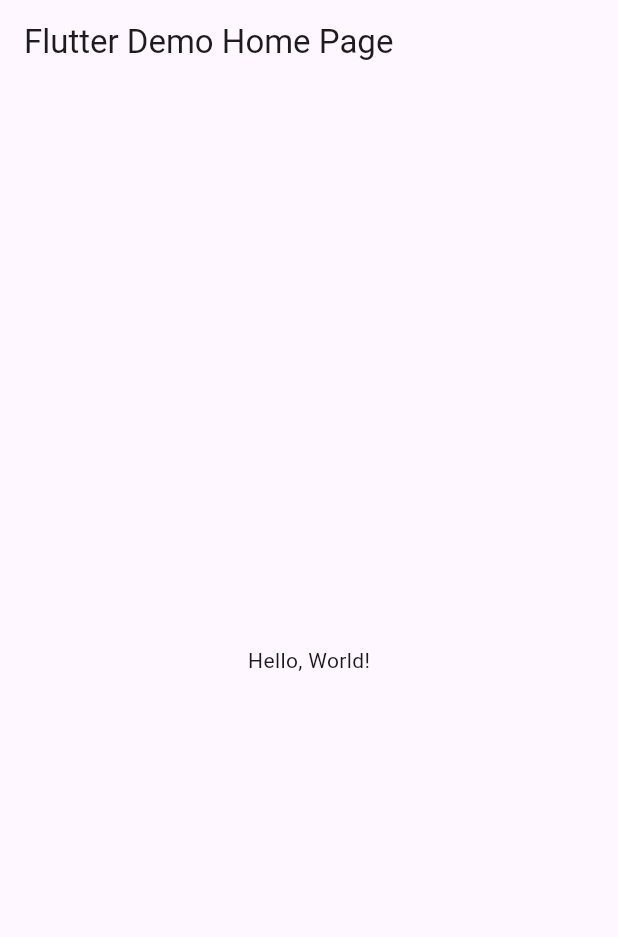
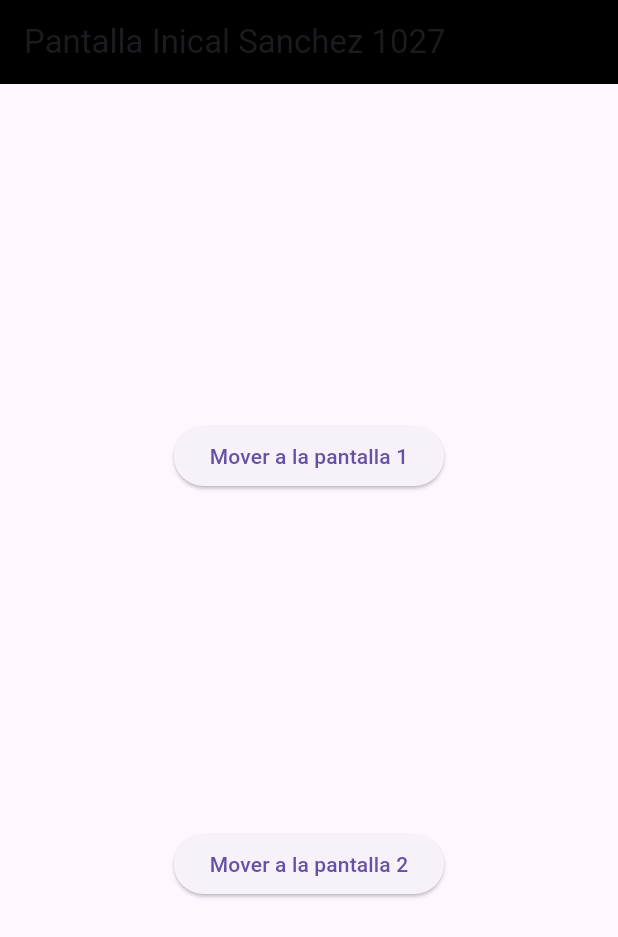
Before and after one commit to SanchezB128/p15_rutav2_1027, a Flutter app: the screen it shows after launch, on a phone screen of 412 x 824 dp. Shown: the top 937 px of the screen. Run offline on Flutter 3.47's test engine with Material 3 defaults, Android fonts, the phone set to English and light mode, and no system bars.

```diff
--- a/lib/main.dart
+++ b/lib/main.dart
@@ -1,43 +1,23 @@
 import 'package:flutter/material.dart';
+import 'package:sanchez1027/pantalla2_1027.dart';
+import 'package:sanchez1027/pantalla1_1027.dart';
+import 'package:sanchez1027/pantallainicial_1027.dart';
 
-void main() => runApp(MyApp());
+void main() => runApp(MiApp1027());
 
-class MyApp extends StatelessWidget {
-  const MyApp({super.key});
-  // This widget is the root of your application.
+class MiApp1027 extends StatelessWidget {
+  const MiApp1027({Key? key}) : super(key: key);
+
   @override
   Widget build(BuildContext context) {
     return MaterialApp(
-      // Application name
-      title: 'Flutter Hello World',
-      // Application theme data, you can set the colors for the application as
-      // you want
-      theme: ThemeData(
-        // useMaterial3: true,
-        primarySwatch: Colors.blue,
-      ),
-      // A widget which will be started on application startup
-      home: MyHomePage(title: 'Flutter Demo Home Page'),
+      debugShowCheckedModeBanner: false,
+      initialRoute: "/",
+      routes: {
+        "/": (context) => PantallaInicial_1027(),
+        "/Pantalla1_1027": (context) => const Pantalla1_1027(),
+        "/Pantalla2_1027": (context) => const Pantalla2_1027(),
+      }, //fun rutas
     );
-  }
-}
-
-class MyHomePage extends StatelessWidget {
-  final String title;
-  const MyHomePage({super.key, required this.title});
-
-  @override
-  Widget build(BuildContext context) {
-    return Scaffold(
-      appBar: AppBar(
-        // The title text which will be shown on the action bar
-        title: Text(title),
-      ),
-      body: Center(
-        child: Text(
-          'Hello, World!',
-        ),
-      ),
-    );
-  }
-}
+  } //fin widget
+} //fin main
--- /dev/null
+++ b/lib/pantalla1_1027.dart
@@ -0,0 +1,24 @@
+//Pantalla1_1027
+import 'package:flutter/material.dart';
+
+class Pantalla1_1027 extends StatelessWidget {
+  const Pantalla1_1027({Key? key}) : super(key: key);
+
+  @override
+  Widget build(BuildContext context) {
+    return Scaffold(
+      appBar: AppBar(
+        title: Text("Pantalla1 Sanchez1027"),
+        backgroundColor: Color(0xff00052e),
+      ),
+      body: Center(
+          child: Column(
+        children: [
+          Container(
+            child: Text("Sanchez Ejemplo"),
+          )
+        ], //niños
+      )),
+    );
+  } //fin widget
+} //fin pantalla1
--- /dev/null
+++ b/lib/pantallainicial_1027.dart
@@ -0,0 +1,35 @@
+import 'package:flutter/material.dart';
+
+//PantallaInicial_1027
+class PantallaInicial_1027 extends StatelessWidget {
+  const PantallaInicial_1027({Key? key}) : super(key: key);
+
+  @override
+  Widget build(BuildContext context) {
+    return Scaffold(
+      appBar: AppBar(
+        title: Text("Pantalla Inical Sanchez 1027"),
+        backgroundColor: Colors.black,
+      ),
+      body: Center(
+        child: Column(
+          mainAxisAlignment: MainAxisAlignment.spaceEvenly,
+          children: [
+            ElevatedButton(
+              onPressed: () {
+                Navigator.pushNamed(context, "/Pantalla1_1027");
+              },
+              child: Text("Mover a la pantalla 1"),
+            ),
+            ElevatedButton(
+              onPressed: () {
+                Navigator.pushNamed(context, "/Pantalla2_1027");
+              },
+              child: Text("Mover a la pantalla 2"),
+            )
+          ], //fin niños widget
+        ),
+      ),
+    );
+  } //fin widget
+} //fin pantalla inicial
```
Also changed, not shown: lib/pantalla2_1027.dart (added, +26 -0 lines).
